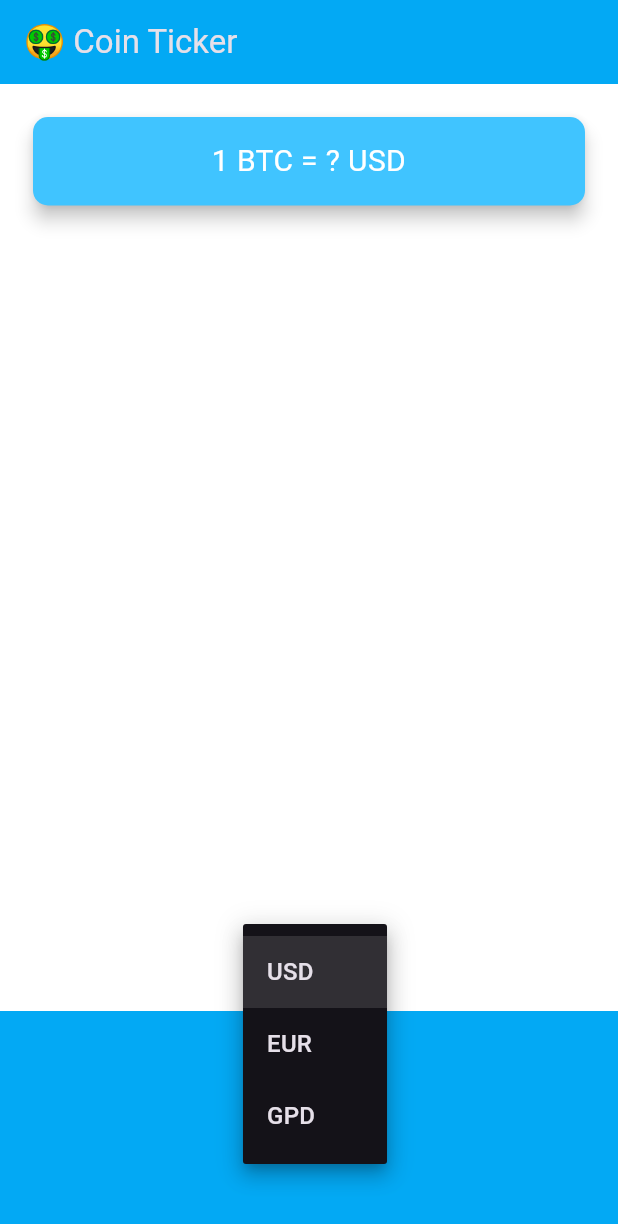
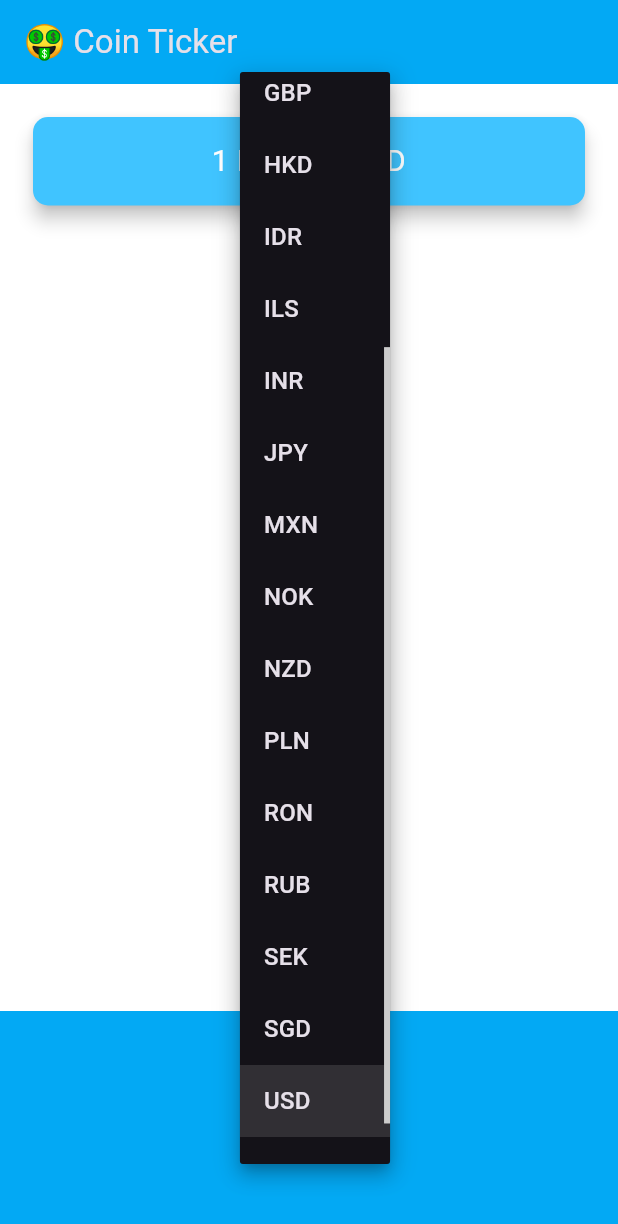
Before and after one commit to gokmentas/bitcoin-ticker, a Flutter app: the screen it shows after launch, after a tap on "USD", on a phone screen of 412 x 824 dp. Shown: the top 1224 px of the screen. Run offline on Flutter 3.47's test engine with Material 3 defaults, Android fonts, the phone set to English and light mode, and no system bars.

```diff
--- a/lib/coin_data.dart
+++ b/lib/coin_data.dart
@@ -31,18 +31,16 @@ const List<String> cryptoList = [
 ];
 
 class CoinData {
-  List<DropdownMenuItem<String>> itemList = [
-    DropdownMenuItem(
-      child: Text("USD"),
-      value: "USD",
-    ),
-    DropdownMenuItem(
-      child: Text("EUR"),
-      value: "EUR",
-    ),
-    DropdownMenuItem(
-      child: Text("GPD"),
-      value: "GPD",
-    ),
-  ];
+  List<DropdownMenuItem<String>> itemList = [];
+
+  void addItem() {
+    for (var i = 0; i < currenciesList.length; i++) {
+      itemList.add(
+        DropdownMenuItem(
+          child: Text("${currenciesList[i]}"),
+          value: currenciesList[i],
+        ),
+      );
+    }
+  }
 }
--- a/lib/price_screen.dart
+++ b/lib/price_screen.dart
@@ -10,6 +10,14 @@ class PriceScreen extends StatefulWidget {
 
 class _PriceScreenState extends State<PriceScreen> {
   late String selectedCurrency = "USD";
+
+  CoinData coinData = CoinData();
+
+  @override
+  void initState() {
+    coinData.addItem();
+    super.initState();
+  }
 
   @override
   Widget build(BuildContext context) {
@@ -50,20 +58,7 @@ class _PriceScreenState extends State<PriceScreen> {
             color: Colors.lightBlue,
             child: DropdownButton<String>(
               value: selectedCurrency,
-              items: [
-                DropdownMenuItem(
-                  child: Text("USD"),
-                  value: "USD",
-                ),
-                DropdownMenuItem(
-                  child: Text("EUR"),
-                  value: "EUR",
-                ),
-                DropdownMenuItem(
-                  child: Text("GPD"),
-                  value: "GPD",
-                ),
-              ],
+              items: coinData.itemList,
               onChanged: (value) {
                 setState(() {
                   selectedCurrency = value!;
```
